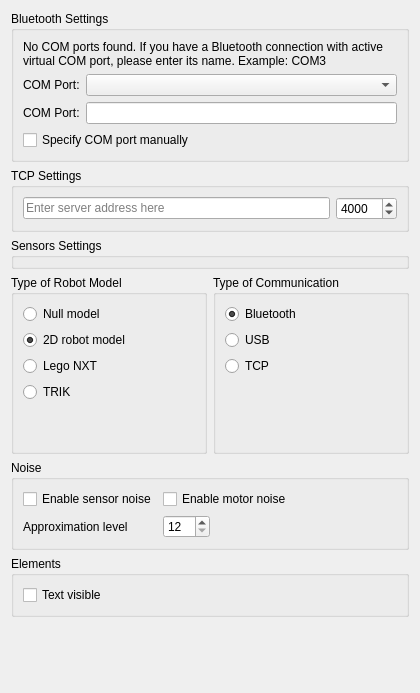
Qt form plugins/robots/robotsInterpreter/robotSettingsPage.ui (qreal/qreal) before a commit.
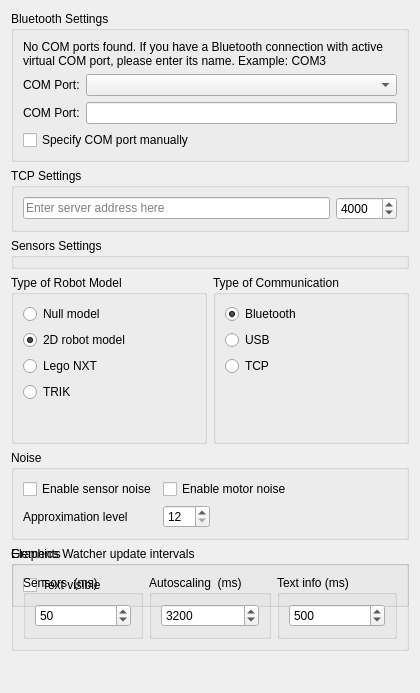
The same form after that commit.

Commit message: graphicsWatcher in single branch

```diff
--- a/plugins/robots/robotsInterpreter/robotSettingsPage.ui
+++ b/plugins/robots/robotsInterpreter/robotSettingsPage.ui
@@ -293,6 +293,97 @@
      </layout>
     </widget>
    </item>
+   <item row="8" column="0" colspan="2">
+    <spacer name="verticalSpacer">
+     <property name="orientation">
+      <enum>Qt::Vertical</enum>
+     </property>
+     <property name="sizeType">
+      <enum>QSizePolicy::Expanding</enum>
+     </property>
+     <property name="sizeHint" stdset="0">
+      <size>
+       <width>20</width>
+       <height>40</height>
+      </size>
+     </property>
+    </spacer>
+   </item>
+   <item row="6" column="0" rowspan="2" colspan="2">
+    <widget class="QGroupBox" name="graphicsWatcherBox">
+     <property name="title">
+      <string>Graphics Watcher update intervals</string>
+     </property>
+     <layout class="QHBoxLayout" name="horizontalLayout">
+      <item>
+       <widget class="QGroupBox" name="sensorUpdateBox">
+        <property name="title">
+         <string>Sensors  (ms)</string>
+        </property>
+        <layout class="QHBoxLayout" name="horizontalLayout_2">
+         <item>
+          <widget class="QSpinBox" name="sensorUpdateSpinBox">
+           <property name="minimum">
+            <number>10</number>
+           </property>
+           <property name="maximum">
+            <number>120000</number>
+           </property>
+           <property name="value">
+            <number>50</number>
+           </property>
+          </widget>
+         </item>
+        </layout>
+       </widget>
+      </item>
+      <item>
+       <widget class="QGroupBox" name="autoScalingBox">
+        <property name="title">
+         <string>Autoscaling  (ms)</string>
+        </property>
+        <layout class="QHBoxLayout" name="horizontalLayout_3">
+         <item>
+          <widget class="QSpinBox" name="autoScalingSpinBox">
+           <property name="minimum">
+            <number>50</number>
+           </property>
+           <property name="maximum">
+            <number>120000</number>
+           </property>
+           <property name="value">
+            <number>3200</number>
+           </property>
+          </widget>
+         </item>
+        </layout>
+       </widget>
+      </item>
+      <item>
+       <widget class="QGroupBox" name="textUpdateBox">
+        <property name="title">
+         <string>Text info (ms)</string>
+        </property>
+        <layout class="QHBoxLayout" name="horizontalLayout_4">
+         <item>
+          <widget class="QSpinBox" name="textUpdaterSpinBox">
+           <property name="minimum">
+            <number>20</number>
+           </property>
+           <property name="maximum">
+            <number>120000</number>
+           </property>
+           <property name="value">
+            <number>500</number>
+           </property>
+          </widget>
+         </item>
+        </layout>
+       </widget>
+      </item>
+     </layout>
+    </widget>
+   </item>
   </layout>
  </widget>
  <resources/>
```
The commit also changes 25 other files.
